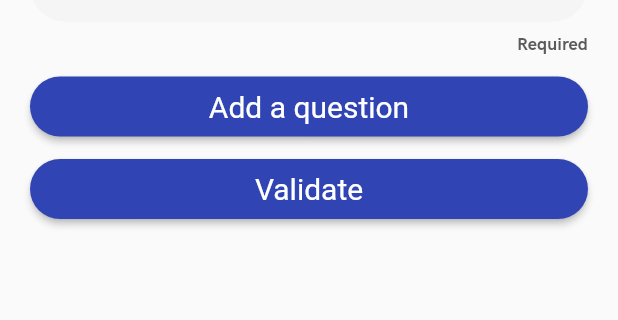
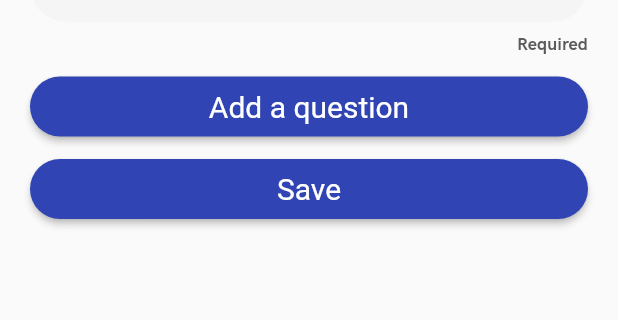
Before and after one commit to BriceChk/qweez_app, a Flutter app: the CreationQuestionnairePage screen opened by its route, on a phone screen of 412 x 824 dp, the part 363-683 px from its top. Run offline on Flutter 3.47's test engine with Material 2 defaults, Android fonts, the phone set to English and light mode, and no system bars; our stand-ins replace auto_size_text, beamer, cloud_firestore, firebase_auth, firebase_core, glassmorphism and 2 more; missing offline and left inert: qr_code_scanner; accounts and stored records are empty.

Commit message:
Changed 'Validate' to 'Save'

```diff
--- a/lib/constants/constants.dart
+++ b/lib/constants/constants.dart
@@ -24,4 +24,4 @@ const borderRadius = 24.0;
 
 const listDropDownValue = ['Open answer (written)', '2 Answers', '4 Answers'];
 
-const validateText = 'Validate';
+const validateText = 'Save';
```
